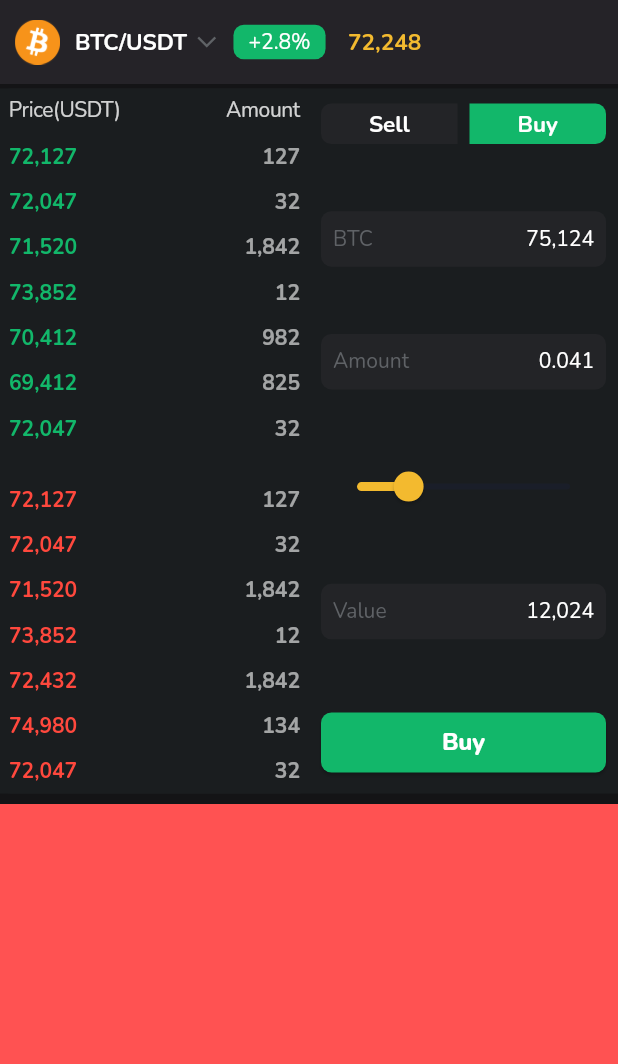
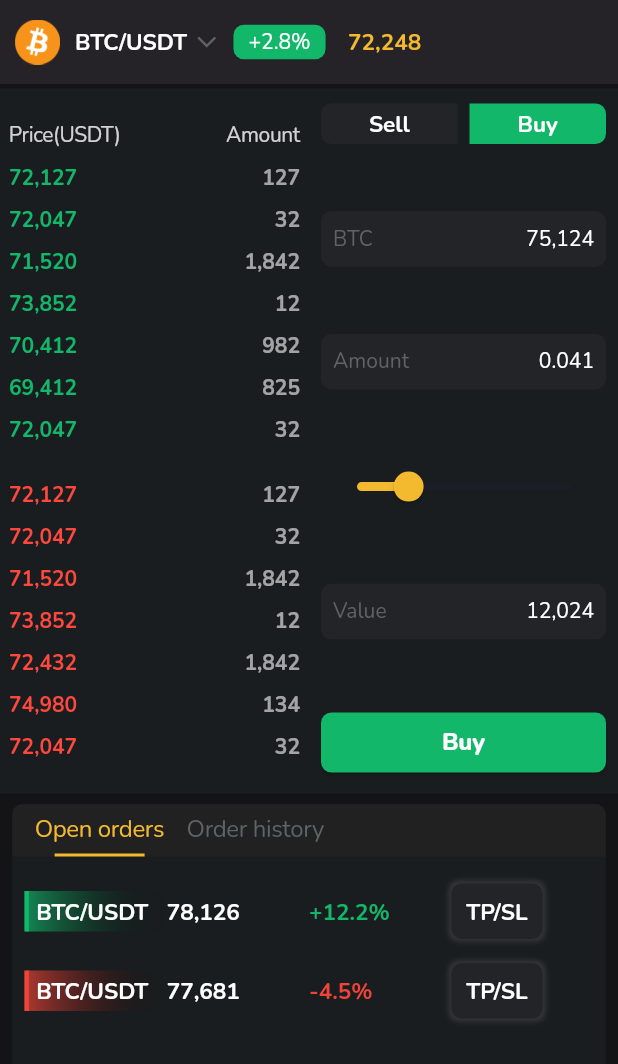
Before and after one commit to adultcode/Flutter-Crypto-Exchange-, a Flutter app: the screen it shows after launch, on a phone screen of 412 x 824 dp. Shown: the top 1064 px of the screen. Run offline on Flutter 3.47's test engine with Material 3 defaults, Android fonts, the light colour scheme and no system bars; drawn by our look-alikes of syncfusion_flutter_sliders; missing offline and left inert: flutter_inappwebview, syncfusion_flutter_core.

Commit message:
small market

```diff
--- a/lib/page/home_page/small_home.dart
+++ b/lib/page/home_page/small_home.dart
@@ -4,6 +4,7 @@ import 'package:flutter/material.dart';
 import '../../constant/color.dart';
 import '../../constant/decoration.dart';
 import '../../widgets/header_information.dart';
+import '../../widgets/history_widget/small_history.dart';
 import '../../widgets/market_widget/small_market.dart';
 import '../../widgets/orderbook_widget/small_orderbook.dart';
 
@@ -36,7 +37,7 @@ class _SmallHomePageState extends State<SmallHomePage> {
             ),
           )
           ),
-          Expanded(flex:3,child: Container(color: Colors.redAccent,)),
+          Expanded(flex:3,child: SmallHostory()),
         ],
 
       ),
--- /dev/null
+++ b/lib/widgets/history_widget/small_history.dart
@@ -0,0 +1,75 @@
+import 'package:crypto_exchange/model/position_model.dart';
+import 'package:flutter/material.dart';
+
+import '../../constant/color.dart';
+import '../../constant/decoration.dart';
+import '../../constant/screen_size.dart';
+import '../../constant/size.dart';
+import '../items/position/big_position_item.dart';
+import '../items/position/small_position_item.dart';
+
+
+class SmallHostory extends StatelessWidget {
+
+  @override
+  Widget build(BuildContext context) {
+    return Container(
+      height: ConstSize.chart_height,
+      // height: ScreenSize.height*0.4,
+      width: ScreenSize.width*0.96,
+      decoration: DCR.panel_decoration,
+      child: Column(
+        children: [
+          /*
+          header
+           */
+          Container(
+            alignment: Alignment.centerLeft,
+            padding: ConstSize.panel_header_padding,
+            width: ScreenSize.width*0.96,
+            decoration: DCR.panel_header_decoration,
+            height: 35,
+            child: Row(
+              children: [
+                /*
+                price
+                 */
+                Column(
+                  mainAxisAlignment: MainAxisAlignment.spaceBetween,
+                  children: [
+                    Text("Open orders",style: Theme.of(context).textTheme.displayLarge!.copyWith(
+
+                        color: CLR.gold_color
+                    ),),
+                    Container(height: 2,width: 60,color: CLR.gold_color,)
+                  ],
+                ),
+                SizedBox(width: 15,),
+                Column(
+                  mainAxisAlignment: MainAxisAlignment.spaceBetween,
+                  children: [
+                    Text("Order history",style: Theme.of(context).textTheme.displayLarge,),
+                    Container(height: 2,width: 25,color: Colors.transparent,)
+                  ],
+                )
+              ],
+            ),
+          ),
+          /*
+          title
+           */
+
+
+          SizedBox(height: 10,),
+
+          SmallPositionItem(PositionModel(isSell: true,value: "78,126",unrealized: "+12.2%",qty: "1.4",market: "BTC/USDT",
+              price: "72,684")),
+
+          SmallPositionItem(PositionModel(isSell: false,value: "77,681",unrealized: "-4.5%",qty: "0.6",market: "BTC/USDT",
+              price: "72,820")),
+
+        ],
+      ),
+    );
+  }
+}
--- /dev/null
+++ b/lib/widgets/items/position/small_position_item.dart
@@ -0,0 +1,56 @@
+import 'package:crypto_exchange/model/position_model.dart';
+import 'package:flutter/material.dart';
+
+import '../../../constant/color.dart';
+import '../../../constant/decoration.dart';
+
+class SmallPositionItem extends StatelessWidget {
+
+  PositionModel positionModel;
+
+  SmallPositionItem(this.positionModel);
+
+  @override
+  Widget build(BuildContext context) {
+    return Container(
+      padding: const EdgeInsets.all(8.0),
+      child:  Row(
+        children: [
+          Expanded(child: Container(
+
+              padding: EdgeInsets.only(top: 5,bottom: 5,left: 5),
+              decoration: BoxDecoration(
+                  gradient: LinearGradient(
+                      colors: [positionModel.isSell==true?CLR.greenbtn_color.withOpacity(0.7):CLR.redbtn_color.withOpacity(0.7),
+                        //Colors.transparent,
+                        Colors.transparent],
+                      begin: Alignment.centerLeft,end: Alignment.centerRight
+                  ),
+                  border: Border(
+                      left: BorderSide(
+                          color:positionModel.isSell==true?CLR.greenbtn_color:CLR.redbtn_color,
+                          width: 3
+                      )
+                  )
+              ),
+              child: Text(positionModel.market!,style: Theme.of(context).textTheme.displayMedium!.copyWith(color: Colors.white),))),
+          Expanded(child: Text(positionModel.value!,style: Theme.of(context).textTheme.displayMedium!.copyWith(color: Colors.white),)),
+          Expanded(child: Text(positionModel.unrealized!,style: Theme.of(context).textTheme.displayMedium!.copyWith(
+              color: positionModel.isSell==true?CLR.greenbtn_color:CLR.redbtn_color),)),
+          Flexible(child: Container(
+              padding: EdgeInsets.all(10),
+              decoration: DCR.info_decoration.copyWith(color: CLR.input_bg,
+                  boxShadow: [
+                    BoxShadow(
+                      color: Colors.white70.withOpacity(0.1),
+                      spreadRadius: 2,
+                      blurRadius: 2,
+
+                    )
+                  ]),
+              child: Text("TP/SL",style: Theme.of(context).textTheme.displayMedium!.copyWith(color: Colors.white),))),
+        ],
+      ),
+    );
+  }
+}
--- a/lib/widgets/orderbook_widget/small_orderbook.dart
+++ b/lib/widgets/orderbook_widget/small_orderbook.dart
@@ -35,7 +35,8 @@ class SmallOrderBook extends StatelessWidget {
   }
   @override
   Widget build(BuildContext context) {
-    return Container(
+    return SingleChildScrollView(
+      child: Container(
       //  height: ConstSize.market_height+ConstSize.chart_height+10,
         //height: ScreenSize.height*0.4+270,
         // width: ScreenSize.width*0.37,
@@ -70,6 +71,7 @@ class SmallOrderBook extends StatelessWidget {
 
           ],
         ),
+      ),
     );
   }
 }
```
Lines whose indentation alone changed are shown as unchanged.
